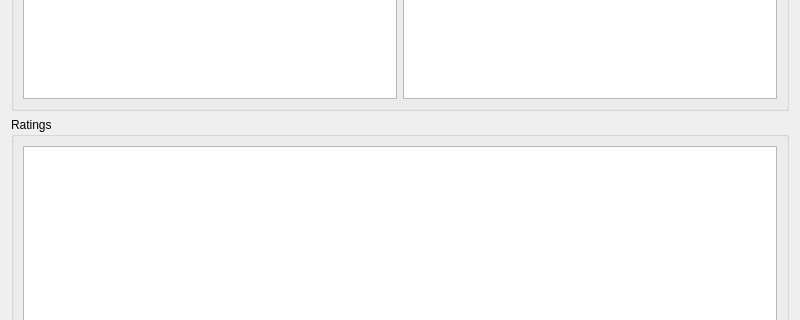
The window that src/mainwindow.ui (VSRonin/17Helper) describes before a commit, drawn with Qt 5; both pictures show x 0 to 800 and y 322 to 642 of the 800 by 811 pixel window.
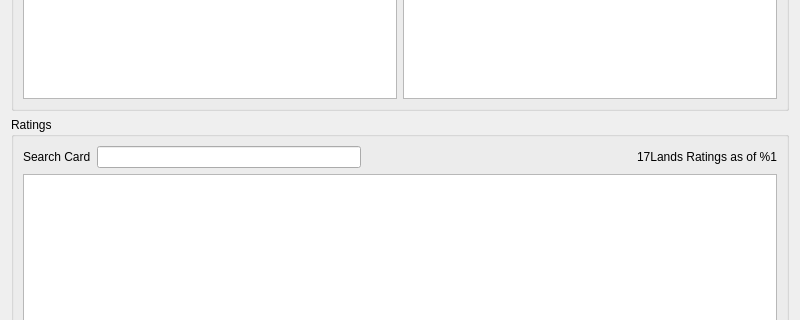
The same window after the commit.

Commit message: Started work on 17Lands download

Diff of the .ui file:
```diff
--- a/src/mainwindow.ui
+++ b/src/mainwindow.ui
@@ -322,8 +322,38 @@
      <property name="title">
       <string>Ratings</string>
      </property>
-     <layout class="QVBoxLayout" name="verticalLayout_2">
-      <item>
+     <layout class="QGridLayout" name="gridLayout_2">
+      <item row="0" column="0">
+       <widget class="QLabel" name="label_6">
+        <property name="text">
+         <string>Search Card</string>
+        </property>
+       </widget>
+      </item>
+      <item row="0" column="1">
+       <widget class="QLineEdit" name="searchCardEdit"/>
+      </item>
+      <item row="0" column="2">
+       <spacer name="horizontalSpacer_3">
+        <property name="orientation">
+         <enum>Qt::Horizontal</enum>
+        </property>
+        <property name="sizeHint" stdset="0">
+         <size>
+          <width>252</width>
+          <height>20</height>
+         </size>
+        </property>
+       </spacer>
+      </item>
+      <item row="0" column="3">
+       <widget class="QLabel" name="ratingUpdateDateLabel">
+        <property name="text">
+         <string>17Lands Ratings as of %1</string>
+        </property>
+       </widget>
+      </item>
+      <item row="1" column="0" colspan="4">
        <widget class="QTableView" name="ratingsView">
         <property name="sortingEnabled">
          <bool>true</bool>
```
The commit also changes 9 other files.
